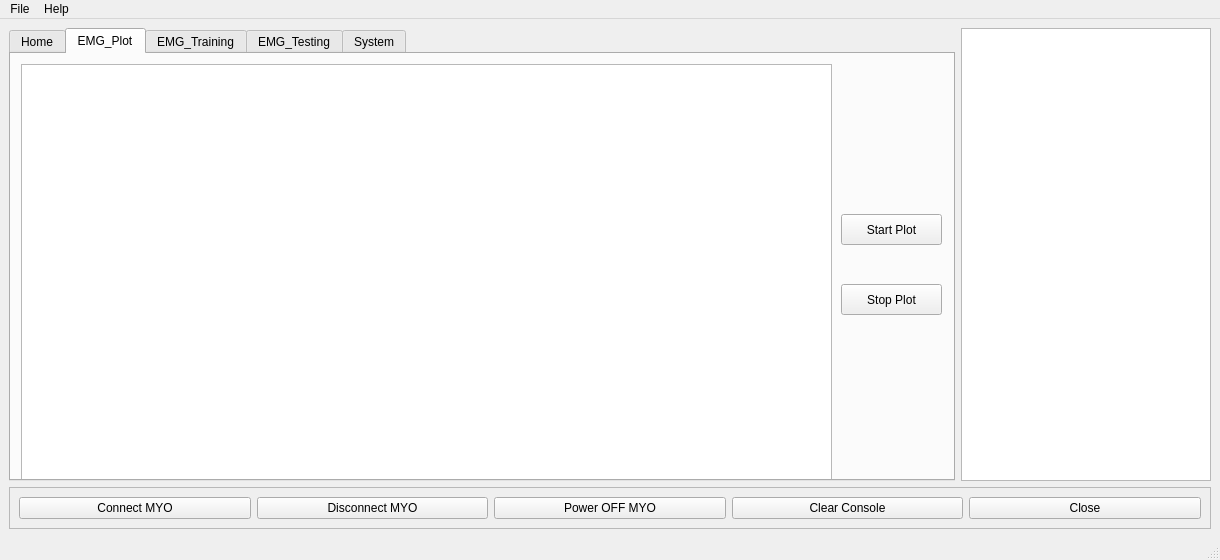
Above: GP.ui from hananabilabd/Computer-Vision-and-Neural-Machine-Interface-for-Upper-Limb-Prostheses before the change. Below: the same form after it.
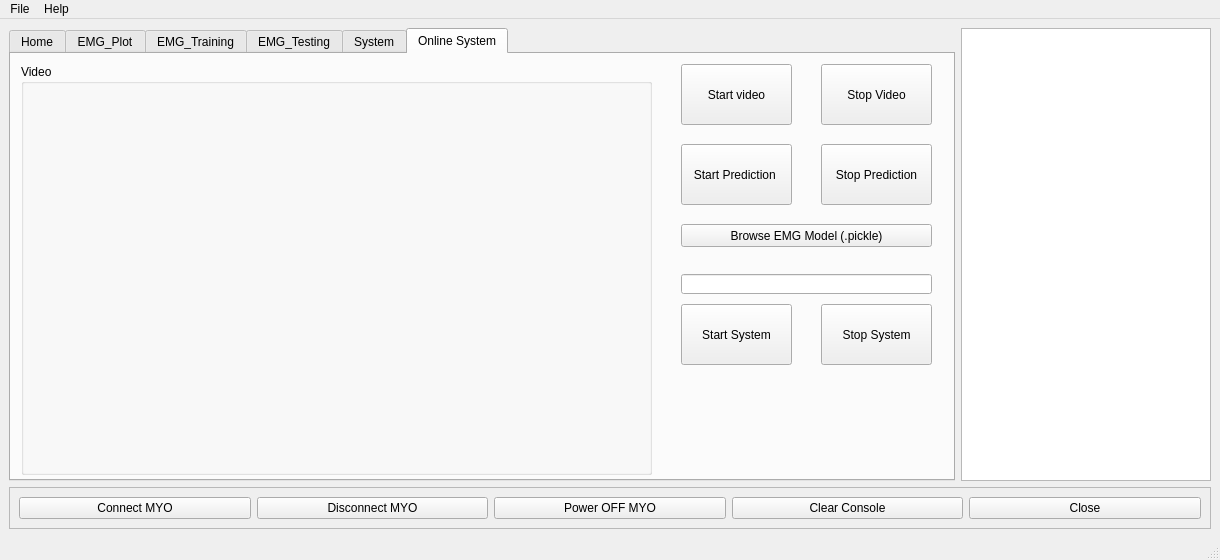
That is the form after the change. The open tabs and pages were chosen to show the change. Icons and pictures are not drawn. Custom widgets are drawn as their Qt base class.

```diff
--- a/GP.ui
+++ b/GP.ui
@@ -664,6 +664,141 @@
             </property>
            </widget>
           </widget>
+          <widget class="QWidget" name="tab_6">
+           <attribute name="title">
+            <string>Online System</string>
+           </attribute>
+           <widget class="QPushButton" name="startButton">
+            <property name="geometry">
+             <rect>
+              <x>670</x>
+              <y>10</y>
+              <width>111</width>
+              <height>61</height>
+             </rect>
+            </property>
+            <property name="text">
+             <string>Start video</string>
+            </property>
+           </widget>
+           <widget class="QGroupBox" name="groupBox">
+            <property name="geometry">
+             <rect>
+              <x>10</x>
+              <y>10</y>
+              <width>631</width>
+              <height>411</height>
+             </rect>
+            </property>
+            <property name="sizePolicy">
+             <sizepolicy hsizetype="Preferred" vsizetype="Preferred">
+              <horstretch>0</horstretch>
+              <verstretch>0</verstretch>
+             </sizepolicy>
+            </property>
+            <property name="title">
+             <string>Video</string>
+            </property>
+            <widget class="QWidget" name="ImgWidget" native="true">
+             <property name="geometry">
+              <rect>
+               <x>10</x>
+               <y>20</y>
+               <width>611</width>
+               <height>381</height>
+              </rect>
+             </property>
+            </widget>
+           </widget>
+           <widget class="QPushButton" name="pushButton_26">
+            <property name="geometry">
+             <rect>
+              <x>810</x>
+              <y>10</y>
+              <width>111</width>
+              <height>61</height>
+             </rect>
+            </property>
+            <property name="text">
+             <string>Stop Video</string>
+            </property>
+           </widget>
+           <widget class="QPushButton" name="pushButton_27">
+            <property name="geometry">
+             <rect>
+              <x>670</x>
+              <y>90</y>
+              <width>111</width>
+              <height>61</height>
+             </rect>
+            </property>
+            <property name="text">
+             <string>Start Prediction </string>
+            </property>
+           </widget>
+           <widget class="QPushButton" name="pushButton_28">
+            <property name="geometry">
+             <rect>
+              <x>810</x>
+              <y>90</y>
+              <width>111</width>
+              <height>61</height>
+             </rect>
+            </property>
+            <property name="text">
+             <string>Stop Prediction</string>
+            </property>
+           </widget>
+           <widget class="QPushButton" name="pushButton_29">
+            <property name="geometry">
+             <rect>
+              <x>670</x>
+              <y>170</y>
+              <width>251</width>
+              <height>23</height>
+             </rect>
+            </property>
+            <property name="text">
+             <string>Browse EMG Model (.pickle)</string>
+            </property>
+           </widget>
+           <widget class="QLineEdit" name="lineEdit_11">
+            <property name="geometry">
+             <rect>
+              <x>670</x>
+              <y>220</y>
+              <width>251</width>
+              <height>20</height>
+             </rect>
+            </property>
+           </widget>
+           <widget class="QPushButton" name="pushButton_30">
+            <property name="geometry">
+             <rect>
+              <x>670</x>
+              <y>250</y>
+              <width>111</width>
+              <height>61</height>
+             </rect>
+            </property>
+            <property name="text">
+             <string>Start System</string>
+            </property>
+           </widget>
+           <widget class="QPushButton" name="pushButton_31">
+            <property name="geometry">
+             <rect>
+              <x>810</x>
+              <y>250</y>
+              <width>111</width>
+              <height>61</height>
+             </rect>
+            </property>
+            <property name="text">
+             <string>Stop System</string>
+            </property>
+           </widget>
+          </widget>
          </widget>
         </item>
         <item>
```
Left out of the diff: 4 changed lines with no effect on the pictures.
